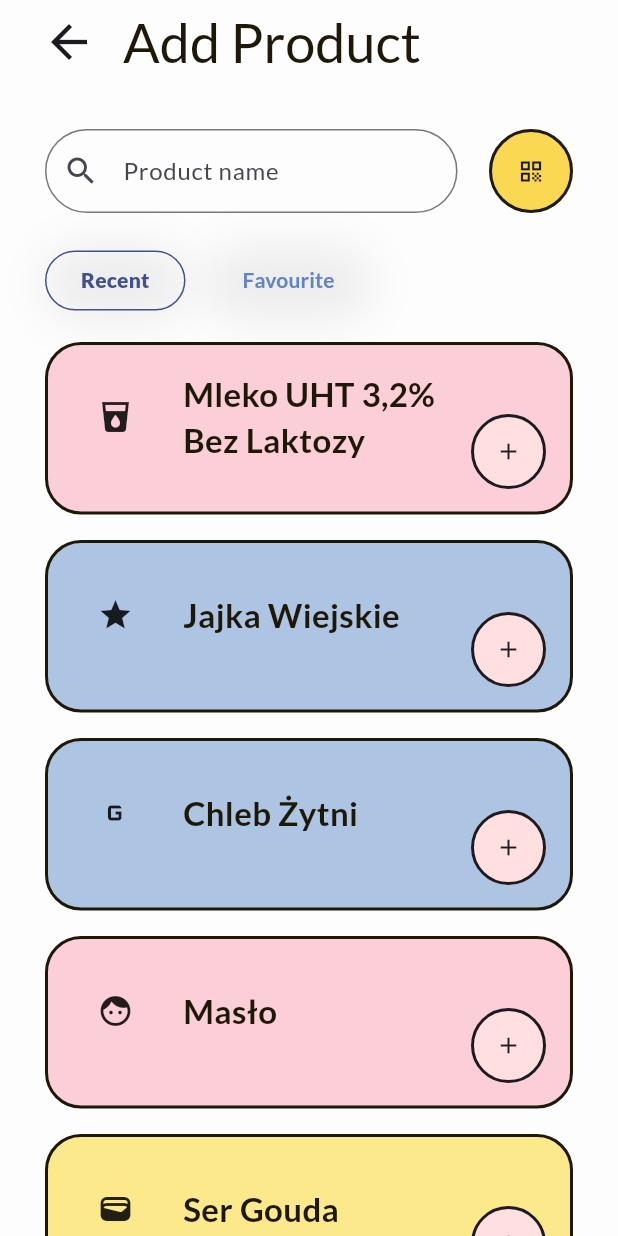
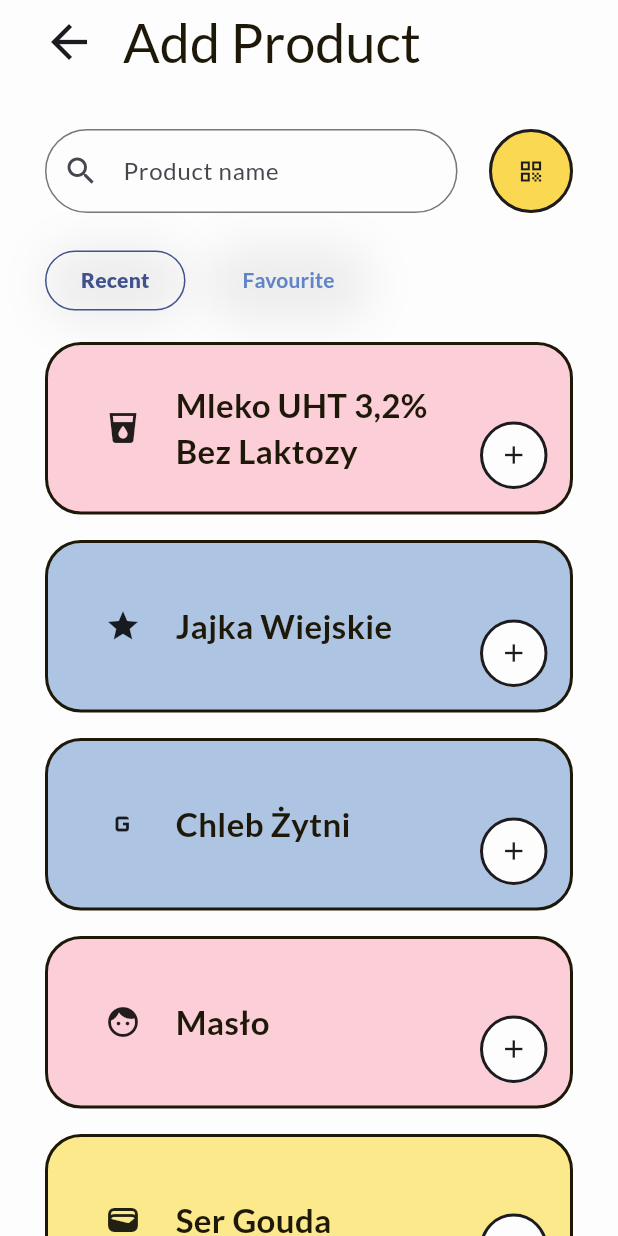
Before and after one commit to SimonFine/Lodowka, a Flutter app: the AddProduct screen opened directly, on a phone screen of 412 x 824 dp. Run offline on Flutter 3.47's test engine with Material 3 defaults, Android fonts, the phone set to English and light mode, and no system bars; drawn by our look-alikes of group_button; our stand-ins replace google_fonts.

Commit message:
Improve add product layout

```diff
--- a/lodowka/lib/pages/add_product.dart
+++ b/lodowka/lib/pages/add_product.dart
@@ -194,20 +194,17 @@ class GetProducts extends State<AddProduct> {
                       ),
                     ),
                     child: Padding(
-                      padding: const EdgeInsets.only(
-                        bottom: 15,
-                        right: 15,
-                      ),
+                      padding: const EdgeInsets.all(15),  //rowny padding w calym kontenerze produktu
                       child: Row(
                         children: [
                           SizedBox(
-                            width: 90,
-                            height: 90,
+                            width: 70,
+                            height: 70,
                             child: product.icon,
                           ),
-                          SizedBox(
-                            width: 192,
-                            child: Flexible(
+                          Expanded(
+                            child: Padding(
+                              padding: const EdgeInsets.only(right: 15),  //aby oddzielic tekst od przycisku dodaj
                               child: Text(
                                 product.name,
                                 style: const TextStyle(
@@ -221,13 +218,13 @@ class GetProducts extends State<AddProduct> {
                           Align(
                             alignment: Alignment.bottomRight,
                             child: SizedBox(
-                              width: 50,
-                              height: 50,
+                              width: 45,  //45 chyba jest blizej figmy
+                              height: 45,
                               child: FilledButton(
                                 onPressed: () {},
                                 style: FilledButton.styleFrom(
-                                  backgroundColor: const Color(0xFFFFDFDF),
-                                  padding: const EdgeInsets.all(14),
+                                  backgroundColor: const Color(0xFFFDFDFD),
+                                  padding: EdgeInsets.zero, //aby ikonka byla wycentrowana nawet jesli zmieniamy wymiary SizedBox
                                   side: const BorderSide(
                                     color: Color(0xFF1D1B20),
                                     width: 2,
@@ -236,6 +233,7 @@ class GetProducts extends State<AddProduct> {
                                 child: const Icon(
                                   Icons.add,
                                   color: Color(0xFF1D1B20),
+                                  size: 20,
                                 ),
                               ),
                             ),
```
